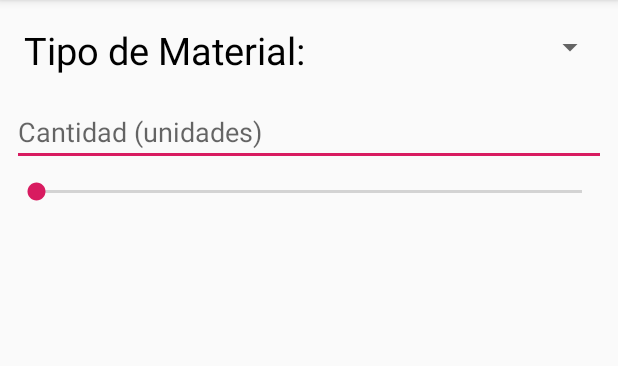
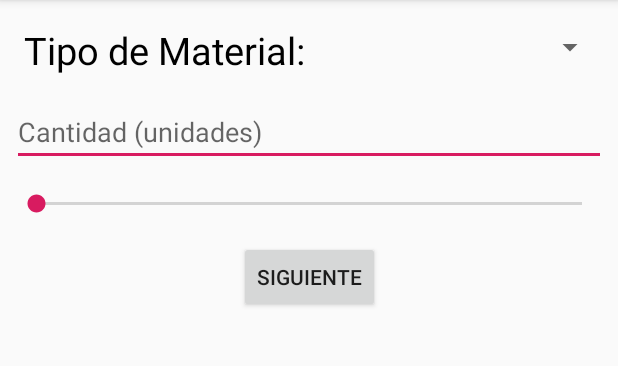
Before and after one commit to DRDTemporal/ServientregaTemporal, an Android app: the RiesgoFormulario screen opened directly, with no data from a screen before it, on a phone screen of 412 x 824 dp, the part 84-450 px from its top. Run offline under Robolectric (Android 15) with nearby library versions, the phone set to English and light mode, and no system bars.

Commit message:
Arreglo de boton

```diff
--- a/ProjectoTemporal/app/src/main/res/layout/activity_riesgo_formulario.xml
+++ b/ProjectoTemporal/app/src/main/res/layout/activity_riesgo_formulario.xml
@@ -19,7 +19,7 @@
         app:layout_constraintTop_toTopOf="parent" />
 
     <Spinner
-        android:id="@+id/spinner2"
+        android:id="@+id/spTipoMa"
         android:layout_width="0dp"
         android:layout_height="31dp"
         android:layout_marginStart="8dp"
@@ -44,11 +44,11 @@
         app:layout_constraintTop_toBottomOf="@+id/textView4" />
 
     <SeekBar
-        android:id="@+id/seekBar2"
+        android:id="@+id/sbRiesgo"
         android:layout_width="0dp"
         android:layout_height="wrap_content"
         android:layout_marginStart="8dp"
-        android:layout_marginTop="8dp"
+        android:layout_marginTop="16dp"
         android:layout_marginEnd="8dp"
         android:max="3"
         android:progress="0"
@@ -56,4 +56,16 @@
         app:layout_constraintHorizontal_bias="0.6"
         app:layout_constraintStart_toStartOf="parent"
         app:layout_constraintTop_toBottomOf="@+id/txtCantidad" />
+
+    <Button
+        android:id="@+id/btnSiguiente"
+        android:layout_width="wrap_content"
+        android:layout_height="wrap_content"
+        android:layout_marginStart="8dp"
+        android:layout_marginTop="16dp"
+        android:layout_marginEnd="8dp"
+        android:text="Siguiente"
+        app:layout_constraintEnd_toEndOf="parent"
+        app:layout_constraintStart_toStartOf="parent"
+        app:layout_constraintTop_toBottomOf="@+id/sbRiesgo" />
 </android.support.constraint.ConstraintLayout>
```
